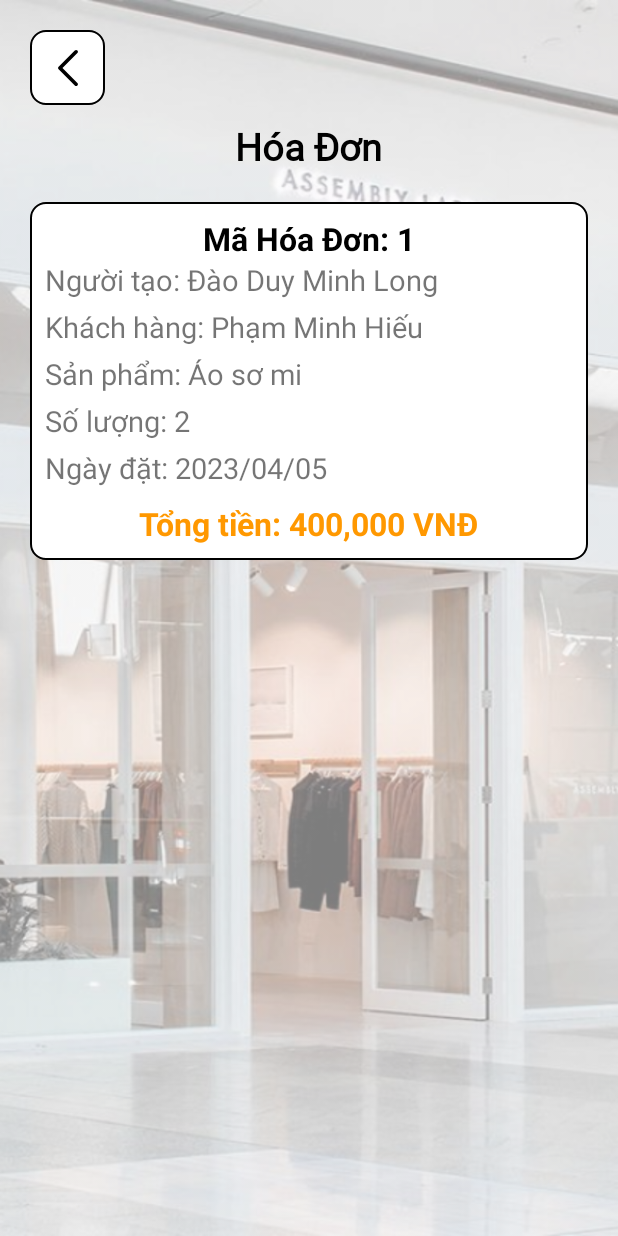
After one commit to lddm4200/knoxManager, an Android app: the QLHoaDon screen opened directly, with no data from a screen before it, on a phone screen of 412 x 824 dp. The commit adds this screen. Run offline under Robolectric (Android 15) with nearby library versions, the phone set to English and light mode, and no system bars; Roboto replaces fonts that are not available here.

Commit message:
them moi day4/12 8h58 thong bao sua

```diff
--- a/app/src/main/AndroidManifest.xml
+++ b/app/src/main/AndroidManifest.xml
@@ -12,6 +12,9 @@
         android:supportsRtl="true"
         android:theme="@style/Theme.KnoxManager"
         tools:targetApi="31">
+        <activity
+            android:name=".activitymenu.QLHoaDon"
+            android:exported="false" />
         <activity
             android:name=".activitymenu.QLThongBao"
             android:exported="false" />
--- /dev/null
+++ b/app/src/main/java/com/example/knoxmanager/activitymenu/QLHoaDon.java
@@ -0,0 +1,60 @@
+package com.example.knoxmanager.activitymenu;
+
+import androidx.appcompat.app.AppCompatActivity;
+import androidx.recyclerview.widget.LinearLayoutManager;
+import androidx.recyclerview.widget.RecyclerView;
+
+import android.os.Bundle;
+import android.view.View;
+import android.widget.ImageButton;
+
+import com.example.knoxmanager.R;
+import com.example.knoxmanager.adrapter.HoaDonAdrapter;
+import com.example.knoxmanager.adrapter.PhieuTheoDoiAdapter;
+import com.example.knoxmanager.dao.HangDao;
+import com.example.knoxmanager.dao.KhachHangDao;
+import com.example.knoxmanager.dao.NguoiDungDao;
+import com.example.knoxmanager.dao.PhieuDAO;
+import com.example.knoxmanager.model.PhieuTheoDoi;
+import com.google.android.material.floatingactionbutton.FloatingActionButton;
+
+import java.util.ArrayList;
+
+public class QLHoaDon extends AppCompatActivity {
+    private ArrayList<PhieuTheoDoi> list = new ArrayList<>();
+    PhieuDAO phieuDAO;
+    KhachHangDao khachHangDao;
+    HangDao hangDao;
+    NguoiDungDao nguoiDungDao;
+    HoaDonAdrapter phieuMuonAdapter;
+    FloatingActionButton fltAdd;
+    RecyclerView recyclerView;
+    ImageButton ibtnBackHoaDon;
+
+    @Override
+    protected void onCreate(Bundle savedInstanceState) {
+        super.onCreate(savedInstanceState);
+        setContentView(R.layout.activity_hoa_don);
+
+        recyclerView=findViewById(R.id.rcvHoaDon);
+        ibtnBackHoaDon=findViewById(R.id.ibtnBackHoaDon);
+
+        phieuDAO = new PhieuDAO(this);
+        PhieuTheoDoi phieuTheoDoi = new PhieuTheoDoi();
+        recyclerView.setLayoutManager(new LinearLayoutManager(this));
+        list = phieuDAO.getAll();
+        phieuMuonAdapter = new HoaDonAdrapter(this, list);
+
+
+        ibtnBackHoaDon.setOnClickListener(new View.OnClickListener() {
+            @Override
+            public void onClick(View view) {
+                finish();
+            }
+        });
+        int level = phieuTheoDoi.getTrangThai();
+        if (level==0){
+            recyclerView.setAdapter(phieuMuonAdapter);
+        }
+    }
+}
--- /dev/null
+++ b/app/src/main/java/com/example/knoxmanager/adrapter/HoaDonAdrapter.java
@@ -0,0 +1,91 @@
+package com.example.knoxmanager.adrapter;
+
+import android.app.Activity;
+import android.content.Context;
+import android.view.LayoutInflater;
+import android.view.View;
+import android.view.ViewGroup;
+import android.widget.TextView;
+
+import androidx.annotation.NonNull;
+import androidx.recyclerview.widget.RecyclerView;
+
+import com.example.knoxmanager.R;
+import com.example.knoxmanager.dao.HangDao;
+import com.example.knoxmanager.dao.KhachHangDao;
+import com.example.knoxmanager.dao.NguoiDungDao;
+import com.example.knoxmanager.dao.PhieuDAO;
+import com.example.knoxmanager.model.PhieuTheoDoi;
+
+import java.text.DecimalFormat;
+import java.util.ArrayList;
+
+public class HoaDonAdrapter extends RecyclerView.Adapter<HoaDonAdrapter.viewHolder>{
+
+    private final Context context;
+    private final ArrayList<PhieuTheoDoi> list;
+    PhieuDAO phieuDAO;
+    KhachHangDao khachHangDao;
+    HangDao hangDao;
+    NguoiDungDao nguoiDungDao;
+
+    public HoaDonAdrapter(Context context, ArrayList<PhieuTheoDoi> list) {
+        this.context = context;
+        this.list = list;
+        phieuDAO = new PhieuDAO(context);
+        khachHangDao = new KhachHangDao(context);
+        hangDao = new HangDao(context);
+        nguoiDungDao = new NguoiDungDao(context);
+    }
+
+    @NonNull
+    @Override
+    public HoaDonAdrapter.viewHolder onCreateViewHolder(@NonNull ViewGroup parent, int viewType) {
+        LayoutInflater inflater = ((Activity) context).getLayoutInflater();
+        View view = inflater.inflate(R.layout.item_hoa_don, null);
+        return new HoaDonAdrapter.viewHolder(view);
+    }
+
+    @Override
+    public void onBindViewHolder(@NonNull viewHolder holder, int position) {
+        PhieuTheoDoi phieuTheoDoi = list.get(position);
+        DecimalFormat decimalFormat = new DecimalFormat("###,###");
+        holder.txtMaPhieu.setText("Mã Hóa Đơn: " + list.get(position).getMaPhieu());
+        String tenNguoiTao = String.valueOf(nguoiDungDao.getIDTao(phieuTheoDoi.getMaNguoiDung()));
+        holder.txtNguoiTao.setText("Người tạo: " + tenNguoiTao);
+        String tenKH = khachHangDao.getID(String.valueOf(phieuTheoDoi.getMaKH()));
+        holder.txtKhachHang.setText("Khách hàng: " + tenKH);
+        String tenSP = hangDao.getID(String.valueOf(phieuTheoDoi.getMaHang()));
+        holder.txtTenSP.setText("Sản phẩm: " + tenSP);
+        int gia = hangDao.getIDmoney(phieuTheoDoi.getMaHang());
+//        holder.txtGiaMua.setText("Giá mua: " + decimalFormat.format(gia) + " VNĐ");
+
+        holder.txtNgayDat.setText("Ngày đặt: " + list.get(position).getNgayDat());
+        holder.txtSoLuong.setText("Số lượng: " + list.get(position).getSoLuong());
+        holder.txtTongTien.setText("Tổng tiền: " + decimalFormat.format(gia * list.get(position).getSoLuong()) + " VNĐ");
+
+    }
+
+
+    @Override
+    public int getItemCount() {
+        return list.size();
+    }
+
+    public static class viewHolder extends RecyclerView.ViewHolder {
+        TextView txtMaPhieu, txtNguoiTao, txtKhachHang, txtTenSP, txtGiaMua, txtTrangThai, txtNgayDat, txtSoLuong, txtTongTien;
+
+
+        public viewHolder(@NonNull View itemView) {
+            super(itemView);
+            txtMaPhieu = itemView.findViewById(R.id.maHoaDon);
+            txtNguoiTao = itemView.findViewById(R.id.nguoiTaoHD);
+            txtKhachHang = itemView.findViewById(R.id.khachHangHD);
+            txtTenSP = itemView.findViewById(R.id.sanPhamHD);
+            txtNgayDat = itemView.findViewById(R.id.ngayTaoHD);
+            txtSoLuong = itemView.findViewById(R.id.SoLuongHD);
+            txtTongTien = itemView.findViewById(R.id.tongTienHD);
+        }
+    }
+
+}
--- a/app/src/main/java/com/example/knoxmanager/adrapter/PhieuMuonAdapter.java
+++ b/app/src/main/java/com/example/knoxmanager/adrapter/PhieuTheoDoiAdapter.java
@@ -5,7 +5,6 @@ import android.app.AlertDialog;
 import android.app.Dialog;
 import android.content.Context;
 import android.content.DialogInterface;
-import android.content.Intent;
 import android.graphics.Color;
 import android.view.LayoutInflater;
 import android.view.View;
@@ -28,14 +27,12 @@ import com.example.knoxmanager.dao.NguoiDungDao;
 import com.example.knoxmanager.dao.PhieuDAO;
 import com.example.knoxmanager.model.Hang;
 import com.example.knoxmanager.model.KhachHang;
-import com.example.knoxmanager.model.NguoiDung;
 import com.example.knoxmanager.model.PhieuTheoDoi;
 
 import java.text.DecimalFormat;
 import java.util.ArrayList;
-import java.util.Date;
 
-public class PhieuMuonAdapter extends RecyclerView.Adapter<PhieuMuonAdapter.viewHolder> {
+public class PhieuTheoDoiAdapter extends RecyclerView.Adapter<PhieuTheoDoiAdapter.viewHolder> {
     private final Context context;
     private final ArrayList<PhieuTheoDoi> list;
     PhieuDAO phieuDAO;
@@ -43,7 +40,7 @@ public class PhieuMuonAdapter extends RecyclerView.Adapter<PhieuMuonAdapter.view
     HangDao hangDao;
     NguoiDungDao nguoiDungDao;
 
-    public PhieuMuonAdapter(Context context, ArrayList<PhieuTheoDoi> list) {
+    public PhieuTheoDoiAdapter(Context context, ArrayList<PhieuTheoDoi> list) {
         this.context = context;
         this.list = list;
         phieuDAO = new PhieuDAO(context);
@@ -231,4 +228,6 @@ public class PhieuMuonAdapter extends RecyclerView.Adapter<PhieuMuonAdapter.view
             btnXoaPM = itemView.findViewById(R.id.btnXoaPM);
         }
     }
+
+
 }
--- a/app/src/main/java/com/example/knoxmanager/dao/PhieuDAO.java
+++ b/app/src/main/java/com/example/knoxmanager/dao/PhieuDAO.java
@@ -6,9 +6,11 @@ import android.database.Cursor;
 import android.database.sqlite.SQLiteDatabase;
 
 import com.example.knoxmanager.database.DbHelper;
+import com.example.knoxmanager.model.NguoiDung;
 import com.example.knoxmanager.model.PhieuTheoDoi;
 
 import java.util.ArrayList;
+import java.util.List;
 
 public class PhieuDAO {
     private final DbHelper dbHelper;
@@ -72,4 +74,6 @@ public class PhieuDAO {
         sqLiteDatabase = dbHelper.getWritableDatabase();
         return sqLiteDatabase.delete("PHIEUTHEODOI", "maPhieu=?", new String[]{id});
     }
+
+
 }
--- a/app/src/main/java/com/example/knoxmanager/frm/frmThem.java
+++ b/app/src/main/java/com/example/knoxmanager/frm/frmThem.java
@@ -15,6 +15,7 @@ import android.widget.TextView;
 
 import com.example.knoxmanager.R;
 import com.example.knoxmanager.activitymenu.DoiMatKhau;
+import com.example.knoxmanager.activitymenu.QLHoaDon;
 import com.example.knoxmanager.activitymenu.QLThngTinKhachHang;
 import com.example.knoxmanager.activitymenu.QLThongBao;
 import com.example.knoxmanager.activitymenu.QlTaiKhoan;
@@ -29,7 +30,7 @@ public class frmThem extends Fragment {
     public frmThem() {
         // Required empty public constructor
     }
-    private Button btnQlTTKh,btnDangXuat,btnQLNV,btnThongBao,btnDoiMatKhau,btnTop10;
+    private Button btnQlTTKh,btnDangXuat,btnQLNV,btnThongBao,btnDoiMatKhau,btnTop10,btnHoaDon;
     TextView ndUser,ndcv;
     NguoiDungDao ndDao;
     @Override
@@ -46,6 +47,15 @@ public class frmThem extends Fragment {
         btnThongBao=view.findViewById(R.id.btnThongBao);
         btnQlTTKh=view.findViewById(R.id.btnQLTTKH);
         btnDoiMatKhau=view.findViewById(R.id.btnDoiMatKhau);
+        btnHoaDon=view.findViewById(R.id.btnHoaDon);
+
+        btnHoaDon.setOnClickListener(new View.OnClickListener() {
+            @Override
+            public void onClick(View view) {
+                startActivity(new Intent(getActivity(), QLHoaDon.class));
+            }
+        });
+
         btnQlTTKh.setOnClickListener(new View.OnClickListener() {
             @Override
             public void onClick(View view) {
--- a/app/src/main/java/com/example/knoxmanager/frm/frmphieuTheoDoi.java
+++ b/app/src/main/java/com/example/knoxmanager/frm/frmphieuTheoDoi.java
@@ -20,7 +20,7 @@ import android.widget.Spinner;
 import android.widget.Toast;
 
 import com.example.knoxmanager.R;
-import com.example.knoxmanager.adrapter.PhieuMuonAdapter;
+import com.example.knoxmanager.adrapter.PhieuTheoDoiAdapter;
 import com.example.knoxmanager.dao.HangDao;
 import com.example.knoxmanager.dao.KhachHangDao;
 import com.example.knoxmanager.dao.NguoiDungDao;
@@ -46,7 +46,7 @@ public class frmphieuTheoDoi extends Fragment {
     KhachHangDao khachHangDao;
     HangDao hangDao;
     NguoiDungDao nguoiDungDao;
-    PhieuMuonAdapter phieuMuonAdapter;
+    PhieuTheoDoiAdapter phieuMuonAdapter;
     FloatingActionButton fltAdd;
     RecyclerView recyclerView;
 
@@ -64,7 +64,7 @@ public class frmphieuTheoDoi extends Fragment {
         PhieuTheoDoi phieuTheoDoi = new PhieuTheoDoi();
         recyclerView.setLayoutManager(new LinearLayoutManager(getActivity()));
         list = phieuDAO.getAll();
-        phieuMuonAdapter = new PhieuMuonAdapter(getActivity(), list);
+        phieuMuonAdapter = new PhieuTheoDoiAdapter(getActivity(), list);
         recyclerView.setAdapter(phieuMuonAdapter);
         fltAdd.setOnClickListener(new View.OnClickListener() {
             @Override
--- /dev/null
+++ b/app/src/main/res/layout/activity_hoa_don.xml
@@ -0,0 +1,38 @@
+<?xml version="1.0" encoding="utf-8"?>
+<LinearLayout xmlns:android="http://schemas.android.com/apk/res/android"
+    xmlns:app="http://schemas.android.com/apk/res-auto"
+    xmlns:tools="http://schemas.android.com/tools"
+    android:layout_width="match_parent"
+    android:layout_height="match_parent"
+    android:background="@drawable/bg"
+    android:gravity="center|top"
+    android:orientation="vertical"
+    tools:context=".activitymenu.QLHoaDon">
+
+    <ImageButton
+        android:id="@+id/ibtnBackHoaDon"
+        android:layout_width="50dp"
+        android:layout_height="50dp"
+        android:layout_gravity="left"
+        android:layout_marginLeft="20dp"
+        android:layout_marginTop="20dp"
+        android:background="@drawable/butum"
+        android:src="@drawable/back" />
+
+    <TextView
+        android:layout_width="wrap_content"
+        android:layout_height="wrap_content"
+        android:layout_marginTop="10dp"
+        android:fontFamily="@font/itim"
+        android:text="Hóa Đơn"
+        android:textColor="@color/black"
+        android:textSize="25sp"
+        android:layout_marginBottom="10dp"
+        android:textStyle="bold" />
+
+    <androidx.recyclerview.widget.RecyclerView
+        android:id="@+id/rcvHoaDon"
+        android:layout_width="match_parent"
+        android:layout_height="match_parent"
+        android:layout_marginHorizontal="20dp" />
+</LinearLayout>
--- a/app/src/main/res/layout/fragment_menu.xml
+++ b/app/src/main/res/layout/fragment_menu.xml
@@ -143,6 +143,18 @@
             android:padding="20dp"
             android:text="Thông báo"
             android:textAllCaps="false" />
+        <Button
+            android:id="@+id/btnHoaDon"
+            android:layout_width="300dp"
+            android:layout_height="wrap_content"
+            android:layout_marginTop="10dp"
+            android:background="@drawable/butum"
+            android:drawableStart="@drawable/thong_bao"
+            android:drawablePadding="20dp"
+            android:gravity="left"
+            android:padding="20dp"
+            android:text="Hóa Đơn"
+            android:textAllCaps="false" />
 
         <Button
             android:id="@+id/btnDangXuat"
--- /dev/null
+++ b/app/src/main/res/layout/item_hoa_don.xml
@@ -0,0 +1,77 @@
+<?xml version="1.0" encoding="utf-8"?>
+<RelativeLayout xmlns:android="http://schemas.android.com/apk/res/android"
+    android:layout_width="match_parent"
+    android:layout_height="match_parent"
+    >
+<LinearLayout
+    android:layout_marginTop="10dp"
+    android:layout_width="match_parent"
+    android:layout_height="wrap_content"
+    android:orientation="vertical"
+    android:padding="10dp"
+    android:background="@drawable/butum"
+    >
+    <TextView
+        android:layout_width="wrap_content"
+        android:layout_height="wrap_content"
+        android:textStyle="bold"
+        android:textColor="@color/black"
+        android:textSize="21sp"
+        android:id="@+id/maHoaDon"
+        android:text="MA Hoa don"
+        android:layout_gravity="center"
+        />
+    <TextView
+        android:layout_width="wrap_content"
+        android:layout_height="wrap_content"
+        android:textSize="19sp"
+        android:id="@+id/nguoiTaoHD"
+        android:text="Nguoi tao"
+        />
+    <TextView
+        android:layout_width="wrap_content"
+        android:layout_height="wrap_content"
+        android:textSize="19sp"
+        android:id="@+id/khachHangHD"
+        android:text="Khach Hang"
+        android:layout_marginTop="5dp"
+        />
+
+    <TextView
+        android:layout_width="wrap_content"
+        android:layout_height="wrap_content"
+        android:textSize="19sp"
+        android:id="@+id/sanPhamHD"
+        android:text="san pham"
+        android:layout_marginTop="5dp"
+        />
+    <TextView
+        android:layout_width="wrap_content"
+        android:layout_height="wrap_content"
+        android:textSize="19sp"
+        android:id="@+id/SoLuongHD"
+        android:text="so luong"
+        android:layout_marginTop="5dp"
+        />
+    <TextView
+        android:layout_width="wrap_content"
+        android:layout_height="wrap_content"
+        android:textSize="19sp"
+        android:id="@+id/ngayTaoHD"
+        android:text="Ngay Tao"
+        android:layout_marginTop="5dp"
+        />
+    <TextView
+        android:layout_marginTop="10dp"
+        android:layout_width="wrap_content"
+        android:layout_height="wrap_content"
+        android:textStyle="bold"
+        android:textColor="#FF9800"
+        android:textSize="21sp"
+        android:id="@+id/tongTienHD"
+        android:text="Tong tien"
+        android:layout_gravity="center"
+        />
+
+</LinearLayout>
+</RelativeLayout>
```
